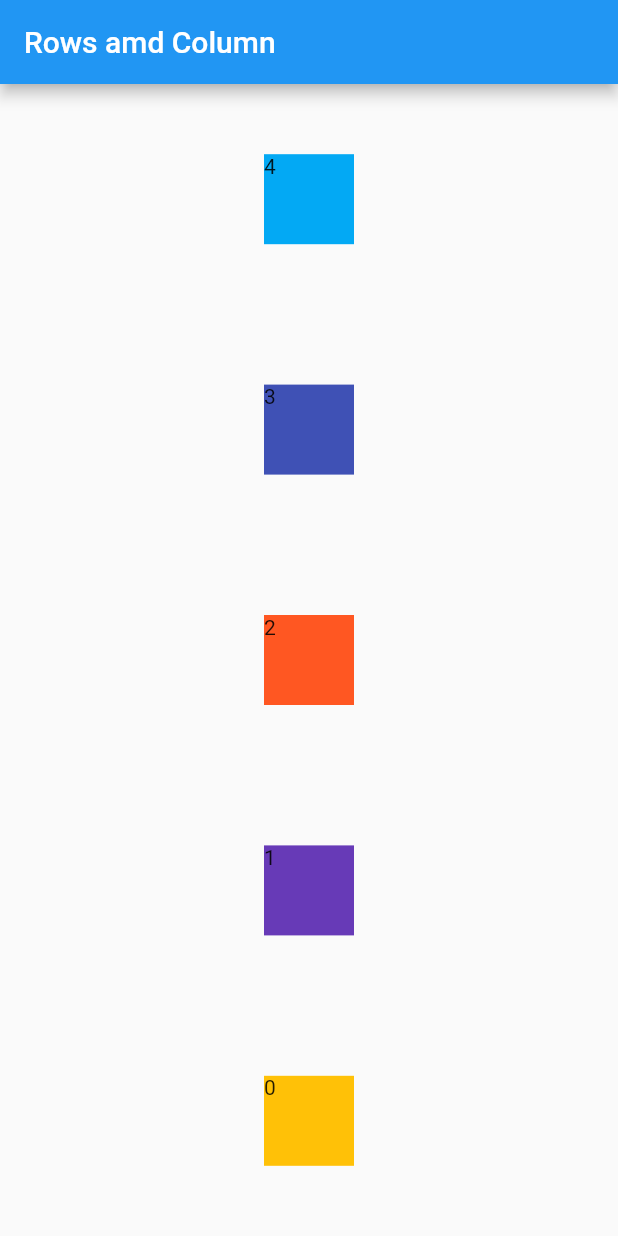
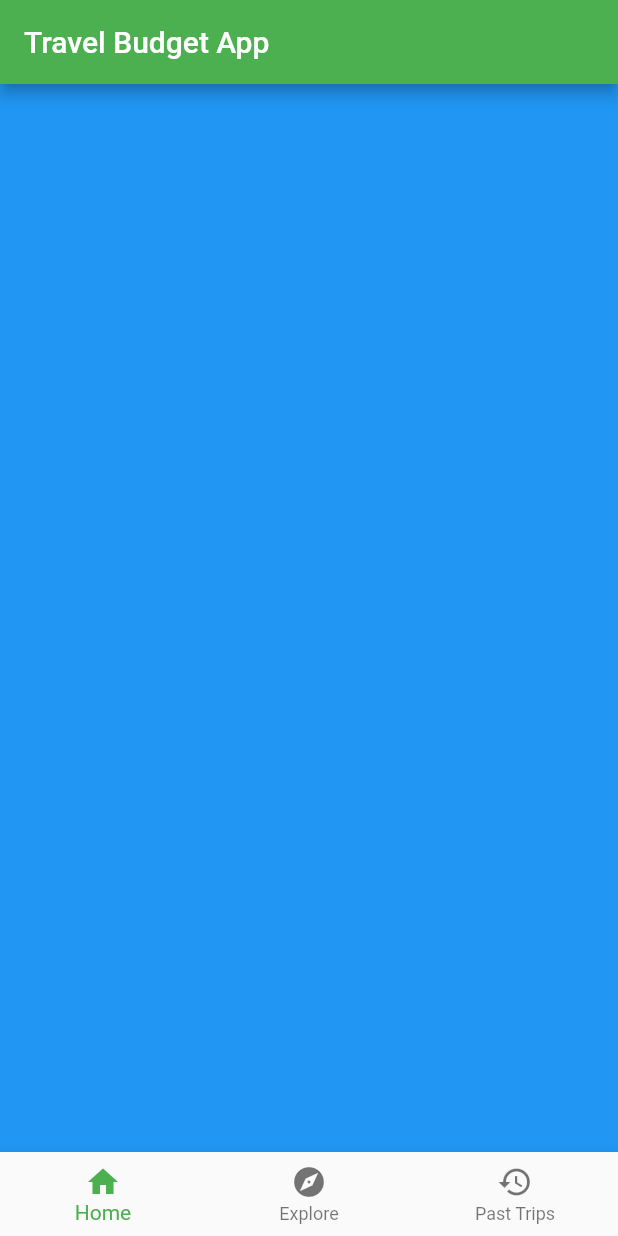
Before and after one commit to PhalugunaRao/FlutterUI, a Flutter app: the screen it shows after launch, on a phone screen of 412 x 824 dp. Run offline on Flutter 3.47's test engine with Material 2 defaults, Android fonts, the phone set to English and light mode, and no system bars.

```diff
--- /dev/null
+++ b/lib/home_widget.dart
@@ -0,0 +1,49 @@
+import 'package:flutter/material.dart';
+import 'package:flutterlayout/pages.dart';
+
+class Home extends StatefulWidget {
+  @override
+  _HomeState createState() => _HomeState();
+}
+
+class _HomeState extends State<Home> {
+  int _currentIndex = 0;
+  final List<Widget> _children = [
+    HomePage(),
+    ExplorePage(),
+    PastTripsPage()
+
+  ];
+  @override
+  Widget build(BuildContext context) {
+    return Scaffold(
+      appBar: AppBar(
+        title: Text("Travel Budget App"),
+      ),
+      body: _children[_currentIndex],
+      bottomNavigationBar: BottomNavigationBar(
+        onTap: onTabTapped,
+        currentIndex: _currentIndex,
+        items: [
+          BottomNavigationBarItem(
+            icon: new Icon(Icons.home),
+            title: new Text("Home"),
+          ),
+          BottomNavigationBarItem(
+            icon: new Icon(Icons.explore),
+            title: new Text("Explore"),
+          ),
+          BottomNavigationBarItem(
+            icon: new Icon(Icons.history),
+            title: new Text("Past Trips"),
+          ),
+        ],
+      ),
+    );
+  }
+  void onTabTapped(int index){
+    setState(() {
+      _currentIndex = index;
+    });
+  }
+}
--- a/lib/main.dart
+++ b/lib/main.dart
@@ -1,11 +1,25 @@
 import 'package:flutter/material.dart';
-import 'package:flutter/material.dart';
+import 'package:flutterlayout/home_widget.dart';
 
-import 'package:flutterlayout/area.dart';
 
-void main() =>  runApp (MyArea());
+
+void main() =>  runApp (MyApp());
 
 class MyApp extends StatelessWidget {
+  @override
+  Widget build(BuildContext context) {
+    return MaterialApp(
+      title: 'Travel',
+      theme: ThemeData(
+        primarySwatch: Colors.green,
+      ),
+      home: Home(),
+    );
+  }
+}
+
+
+/*class MyApp extends StatelessWidget {
   @override
   Widget build(BuildContext context) {
     return MaterialApp(
@@ -48,11 +62,11 @@ class MyApp extends StatelessWidget {
               Radius.circular(50.0)
             ),
             //only
-           /* borderRadius: BorderRadius.only(
+           *//* borderRadius: BorderRadius.only(
               topLeft: Radius.circular(25.0),
               bottomRight: Radius.circular(25.0)
 
-            )*/
+            )*//*
           ),
         ),
         floatingActionButton: FloatingActionButton(
@@ -85,4 +99,4 @@ class MyApp extends StatelessWidget {
 
     );
   }
-}
+}*/
--- /dev/null
+++ b/lib/pages.dart
@@ -0,0 +1,28 @@
+import 'package:flutter/material.dart';
+
+class HomePage extends StatelessWidget {
+  @override
+  Widget build(BuildContext context) {
+    return Container(
+      color: Colors.blue,
+    );
+  }
+}
+
+class ExplorePage extends StatelessWidget {
+  @override
+  Widget build(BuildContext context) {
+    return Container(
+      color: Colors.yellow,
+    );
+  }
+}
+
+class PastTripsPage extends StatelessWidget {
+  @override
+  Widget build(BuildContext context) {
+    return Container(
+      color: Colors.orange,
+    );
+  }
+}
```
